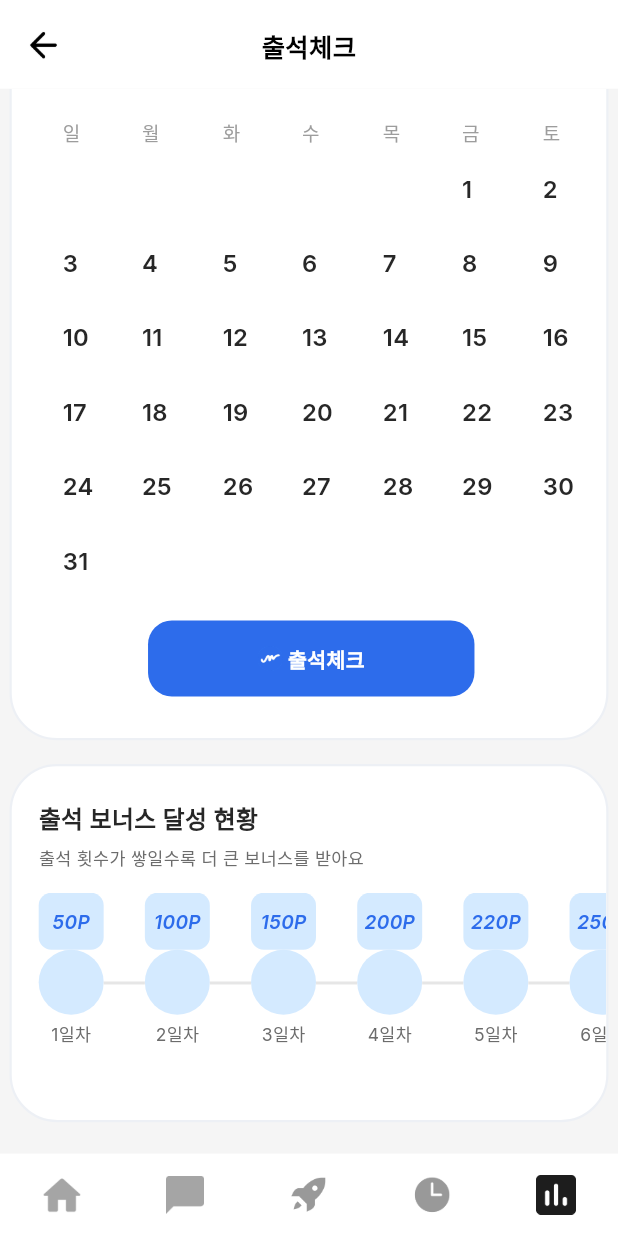
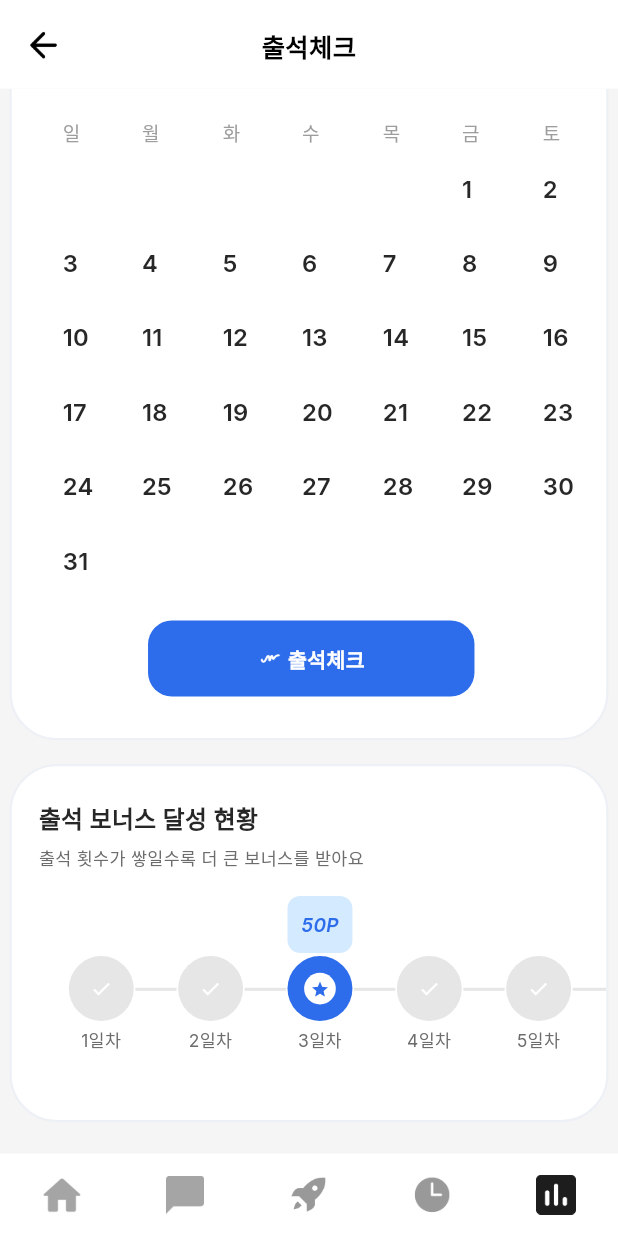
Before and after one commit to 0xdavidhan97/mobile-web, a Flutter app: the AttendancePage screen opened directly, scrolled down 321 dp, on a phone screen of 412 x 824 dp. Run offline on Flutter 3.47's test engine with Material 3 defaults, Android fonts, the phone set to English and light mode, and no system bars; our stand-ins replace google_fonts.

Commit message:
fix: 출석 보너스 달성 현황 섹션 피그마 CSS 기준으로 교체
Co-Authored-By: Claude Sonnet 4.6 <noreply@anthropic.com>

```diff
--- a/lib/screens/attendance_page.dart
+++ b/lib/screens/attendance_page.dart
@@ -437,6 +437,20 @@ class _AttendancePageState extends State<AttendancePage> {
 
   // ── 출석 보너스 달성 현황 카드 ──────────────────────────────────
 
+  static const List<int> _itemLefts = [
+    36, 105, 174, 243, 312, 381, 450, 519, 588, 657,
+    726, 795, 864, 933, 1002, 1071, 1140, 1209, 1278, 1347,
+    1416, 1485, 1554, 1623, 1692, 1761, 1830, 1899, 1968, 2037,
+  ];
+
+  static const Map<int, String> _bonusPoints = {
+    3: '50P', 7: '100P', 10: '150P', 14: '200P',
+    17: '220P', 20: '250P', 25: '350P',
+    26: '100P', 27: '100P', 28: '100P', 29: '100P', 30: '100P',
+  };
+
+  static const Set<int> _starDays = {3, 7, 10, 14, 17, 20, 25};
+
   Widget _buildBonusCard(double s) {
     return Container(
       width: 378 * s,
@@ -478,63 +492,47 @@ class _AttendancePageState extends State<AttendancePage> {
                 ],
               ),
             ),
-            SizedBox(height: 14 * s),
+            SizedBox(height: 10 * s),
             Expanded(
               child: SingleChildScrollView(
                 scrollDirection: Axis.horizontal,
                 physics: const ClampingScrollPhysics(),
-                padding: EdgeInsets.symmetric(horizontal: 17 * s),
-                child: Row(
-                  crossAxisAlignment: CrossAxisAlignment.start,
-                  mainAxisSize: MainAxisSize.min,
-                  children: _buildBonusItems(s),
+                child: SizedBox(
+                  width: 2102 * s,
+                  child: Stack(
+                    children: _buildBonusStackChildren(s),
                   ),
                 ),
               ),
-            SizedBox(height: 14 * s),
+            ),
+            SizedBox(height: 10 * s),
           ],
         ),
       ),
     );
   }
 
-  List<Widget> _buildBonusItems(double s) {
-    const List<String> basePoints = [
-      '50P', '100P', '150P', '200P', '220P', '250P', '350P'
-    ];
-    const Set<int> starDays = {7, 14, 21, 28};
-    final List<Widget> items = [];
+  List<Widget> _buildBonusStackChildren(double s) {
+    // Y 좌표 (scroll area 내부 기준)
+    const double ptTop = 6;    // 포인트 박스 top
+    const double circTop = 44; // 원 top (ptTop + 36 + 2)
+    const double connY = 64;   // 연결선 center Y (circTop + 20)
+    const double lblTop = 89;  // 라벨 top (circTop + 41 + 4)
 
-    for (int day = 1; day <= 30; day++) {
-      if (day > 1) items.add(_buildConnector(s));
-      final String point = day <= 7 ? basePoints[day - 1] : '100P';
-      items.add(_buildBonusItem(s, day, point, starDays.contains(day)));
-    }
-    return items;
-  }
+    final List<Widget> children = [];
 
-  Widget _buildConnector(double s) {
-    // 세로 오프셋: point rect(36) + 원 반지름(20.5) - 선 반지름(1) ≈ 55.5
-    return Column(
-      mainAxisSize: MainAxisSize.min,
-      crossAxisAlignment: CrossAxisAlignment.start,
-      children: [
-        SizedBox(height: (36 + 20) * s),
-        Container(
-          width: 26 * s,
-          height: 2,
-          color: const Color(0xFFE6E6E6),
-        ),
-      ],
-    );
-  }
+    for (int i = 0; i < 30; i++) {
+      final int day = i + 1;
+      final double left = _itemLefts[i].toDouble();
+      final bool isStar = _starDays.contains(day);
+      final String? point = _bonusPoints[day];
 
-  Widget _buildBonusItem(double s, int day, String point, bool isStar) {
-    return Column(
-      mainAxisSize: MainAxisSize.min,
-      children: [
-        // 포인트 사각형
-        Container(
+      // 포인트 박스 (해당 일차만)
+      if (point != null) {
+        children.add(Positioned(
+          left: left * s,
+          top: ptTop * s,
+          child: Container(
             width: 41 * s,
             height: 36 * s,
             decoration: BoxDecoration(
@@ -553,14 +551,20 @@ class _AttendancePageState extends State<AttendancePage> {
               ),
             ),
           ),
-        // 원형 아이콘 영역
-        Container(
+        ));
+      }
+
+      // 원형 아이콘
+      children.add(Positioned(
+        left: left * s,
+        top: circTop * s,
+        child: Container(
           width: 41 * s,
           height: 41 * s,
           decoration: BoxDecoration(
             color: isStar
                 ? const Color(0xFF2D6CEB)
-                : const Color(0xFFD4EAFF),
+                : const Color(0xFFE6E6E6),
             shape: BoxShape.circle,
           ),
           alignment: Alignment.center,
@@ -579,12 +583,35 @@ class _AttendancePageState extends State<AttendancePage> {
                     color: const Color(0xFF2D6CEB),
                   ),
                 )
-              : null,
+              : Icon(
+                  Icons.check,
+                  size: 14 * s,
+                  color: Colors.white,
                 ),
-        SizedBox(height: 4 * s),
-        // N일차 라벨
-        Text(
+        ),
+      ));
+
+      // 연결선 (마지막 아이템 제외)
+      if (i < 29) {
+        children.add(Positioned(
+          left: (left + 42) * s,
+          top: connY * s,
+          child: Container(
+            width: 26 * s,
+            height: 2,
+            color: const Color(0xFFE6E6E6),
+          ),
+        ));
+      }
+
+      // 일차 라벨
+      children.add(Positioned(
+        left: left * s,
+        top: lblTop * s,
+        width: 41 * s,
+        child: Text(
           '$day일차',
+          textAlign: TextAlign.center,
           style: GoogleFonts.inter(
             fontSize: 11 * s,
             fontWeight: FontWeight.w400,
@@ -592,7 +619,9 @@ class _AttendancePageState extends State<AttendancePage> {
             decoration: TextDecoration.none,
           ),
         ),
-      ],
-    );
+      ));
+    }
+
+    return children;
   }
 }
```
Lines whose indentation alone changed are shown as unchanged.
